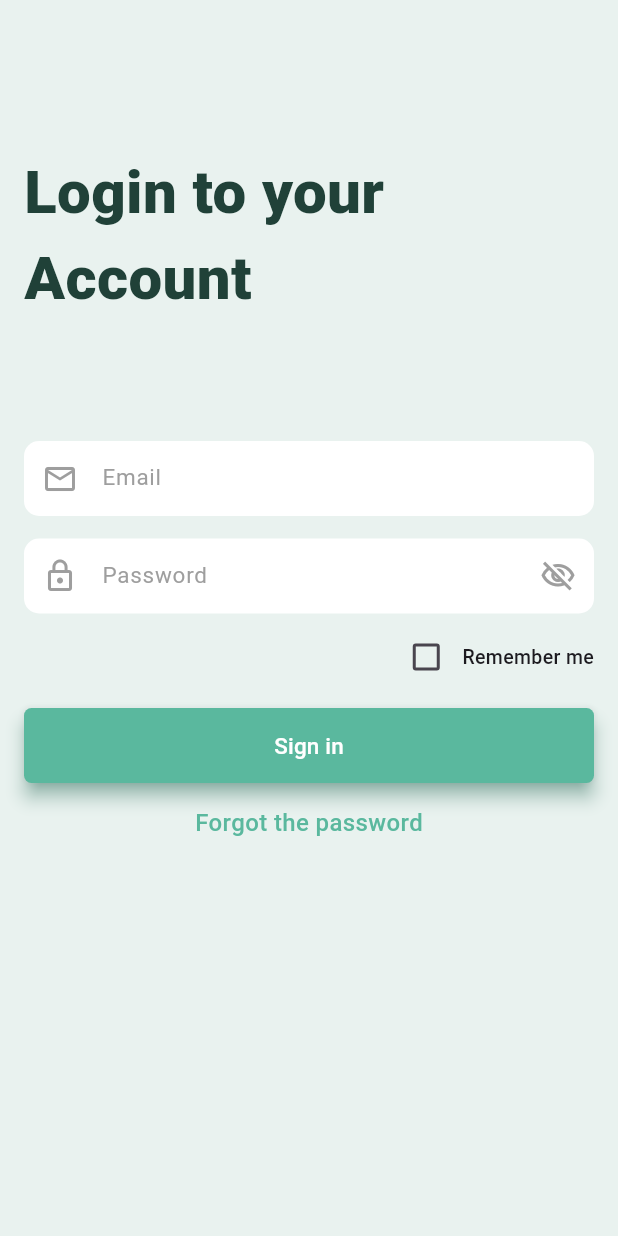
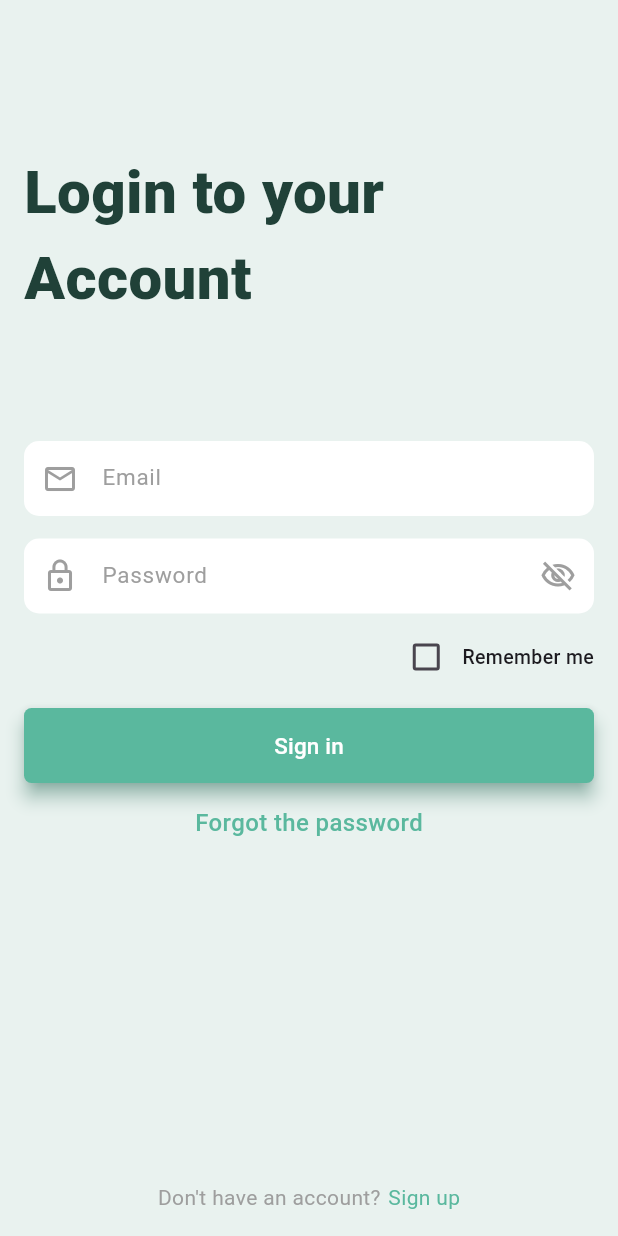
Before and after one commit to Maskil-evey/Group_A, a Flutter app: the screen it shows after launch, on a phone screen of 412 x 824 dp. Run offline on Flutter 3.47's test engine with Material 3 defaults, Android fonts, the phone set to English and light mode, and no system bars; our stand-ins replace google_fonts.

Commit message:
bestestemmanuel commit

```diff
--- a/lib/login.dart
+++ b/lib/login.dart
@@ -144,6 +144,24 @@ class _LoginViewState extends State<LoginView> {
                       fontWeight: FontWeight.w500),
                 ),
               ),
+              const Spacer(),
+              const Row(
+                mainAxisAlignment: MainAxisAlignment.center,
+                children: [
+                  Text(
+                    "Don't have an account?",
+                    style: TextStyle(color: Colors.grey),
+                  ),
+                  SizedBox(
+                    width: 5,
+                  ),
+                  Text(
+                    'Sign up',
+                    style: TextStyle(color: Color.fromARGB(255, 90, 184, 158)),
+                  )
+                ],
+              )
+
             ],
           ),
         ),
```
